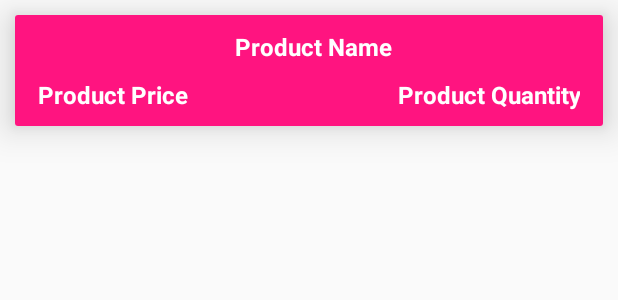
After one commit to woupyie/Thrifty, an Android app: the layout cart_items_layout.xml on its own in the app's theme, with its tools: preview values and no code run, on a phone screen of 412 x 824 dp. The commit adds this screen. Shown: the top 300 px of the screen. Run offline under Robolectric (Android 15) with nearby library versions, the phone set to English and light mode, and no system bars.

Commit message:
Cart Activity added.

```diff
--- a/app/src/main/AndroidManifest.xml
+++ b/app/src/main/AndroidManifest.xml
@@ -12,7 +12,8 @@
         android:roundIcon="@mipmap/ic_launcher_round"
         android:supportsRtl="true"
         android:theme="@style/AppTheme">
-        <activity android:name=".ProductDetailsActivity"></activity>
+        <activity android:name=".CartActivity"></activity>
+        <activity android:name=".ProductDetailsActivity" />
         <activity android:name=".SettingsActivity" />
         <activity
             android:name=".HomeActivity"
--- a/app/src/main/java/com/woupyie/thrifty/HomeActivity.java
+++ b/app/src/main/java/com/woupyie/thrifty/HomeActivity.java
@@ -64,8 +64,8 @@ public class HomeActivity extends AppCompatActivity implements NavigationView.On
         fab.setOnClickListener(new View.OnClickListener() {
             @Override
             public void onClick(View view) {
-                Snackbar.make(view, "Replace with your own action", Snackbar.LENGTH_LONG)
-                        .setAction("Action", null).show();
+               Intent intent = new Intent(HomeActivity.this, CartActivity.class);
+               startActivity(intent);
             }
         });
 
@@ -182,6 +182,8 @@ public class HomeActivity extends AppCompatActivity implements NavigationView.On
 
         if (id == R.id.nav_cart)
         {
+            Intent intent = new Intent(HomeActivity.this, CartActivity.class);
+            startActivity(intent);
 
         }
         else if (id == R.id.nav_orders)
--- /dev/null
+++ b/app/src/main/res/layout/cart_items_layout.xml
@@ -0,0 +1,54 @@
+<?xml version="1.0" encoding="utf-8"?>
+<androidx.cardview.widget.CardView xmlns:android="http://schemas.android.com/apk/res/android"
+    android:layout_width="match_parent"
+    android:layout_height="wrap_content"
+    xmlns:app="http://schemas.android.com/apk/res-auto"
+    android:layout_margin="10dp"
+    app:cardElevation="15dp">
+
+    <RelativeLayout
+        android:layout_width="match_parent"
+        android:layout_height="match_parent"
+        android:background="@color/colorPrimaryDark"
+        android:padding="10dp">
+
+        <TextView
+            android:id="@+id/cart_product_name"
+            android:gravity="center"
+            android:layout_width="match_parent"
+            android:layout_height="wrap_content"
+            android:text="Product Name"
+            android:textColor="@android:color/white"
+            android:textSize="16dp"
+            android:layout_marginLeft="5dp"
+            android:layout_marginBottom="10dp"
+            android:textStyle="bold"/>
+
+        <TextView
+            android:id="@+id/cart_product_quantity"
+            android:layout_width="160dp"
+            android:layout_height="wrap_content"
+            android:text="Product Quantity"
+            android:textColor="@android:color/white"
+            android:textSize="16dp"
+            android:layout_marginLeft="5dp"
+            android:layout_marginRight="5dp"
+            android:layout_alignParentEnd="true"
+            android:textStyle="bold"
+            android:layout_below="@id/cart_product_name"
+            android:textAlignment="viewEnd"/>
+
+        <TextView
+            android:id="@+id/cart_product_price"
+            android:layout_width="160dp"
+            android:layout_height="wrap_content"
+            android:text="Product Price"
+            android:textColor="@android:color/white"
+            android:textSize="16dp"
+            android:layout_marginLeft="5dp"
+            android:textStyle="bold"
+            android:layout_below="@id/cart_product_name"/>
+
+    </RelativeLayout>
+
+</androidx.cardview.widget.CardView>
```
Also changed, not shown: app/src/main/java/com/woupyie/thrifty/CartActivity.java (added, +85 -0 lines), app/src/main/java/com/woupyie/thrifty/Model/Cart.java (added, +56 -0 lines), app/src/main/java/com/woupyie/thrifty/ViewHolder/CartViewHolder.java (added, +35 -0 lines), app/src/main/res/layout/activity_cart.xml (added, +46 -0 lines).
